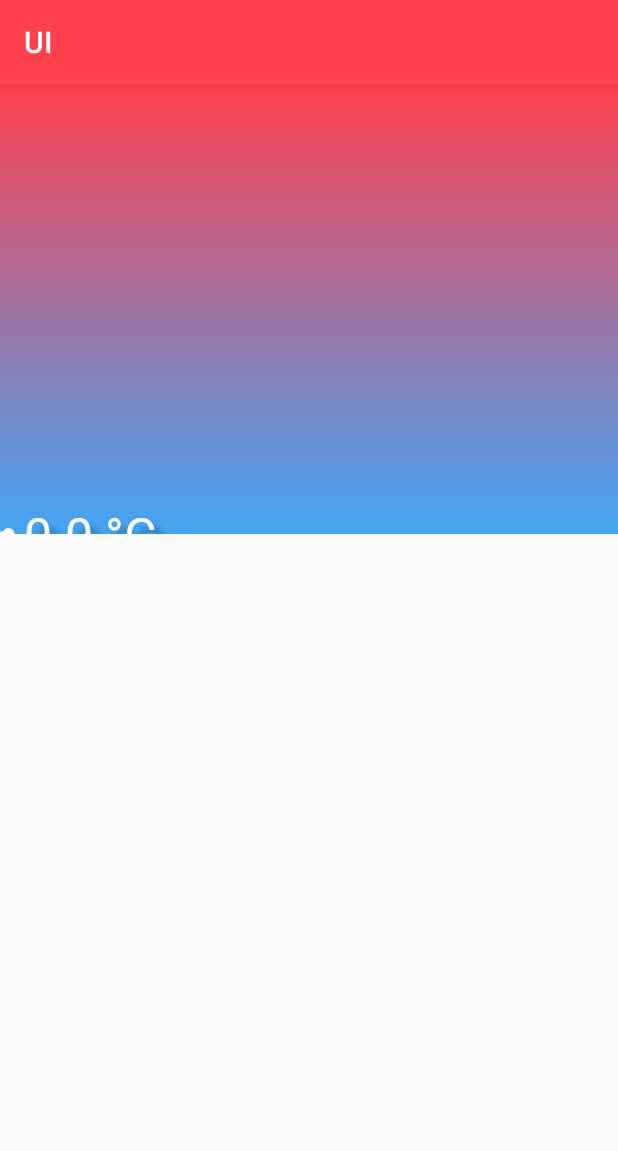
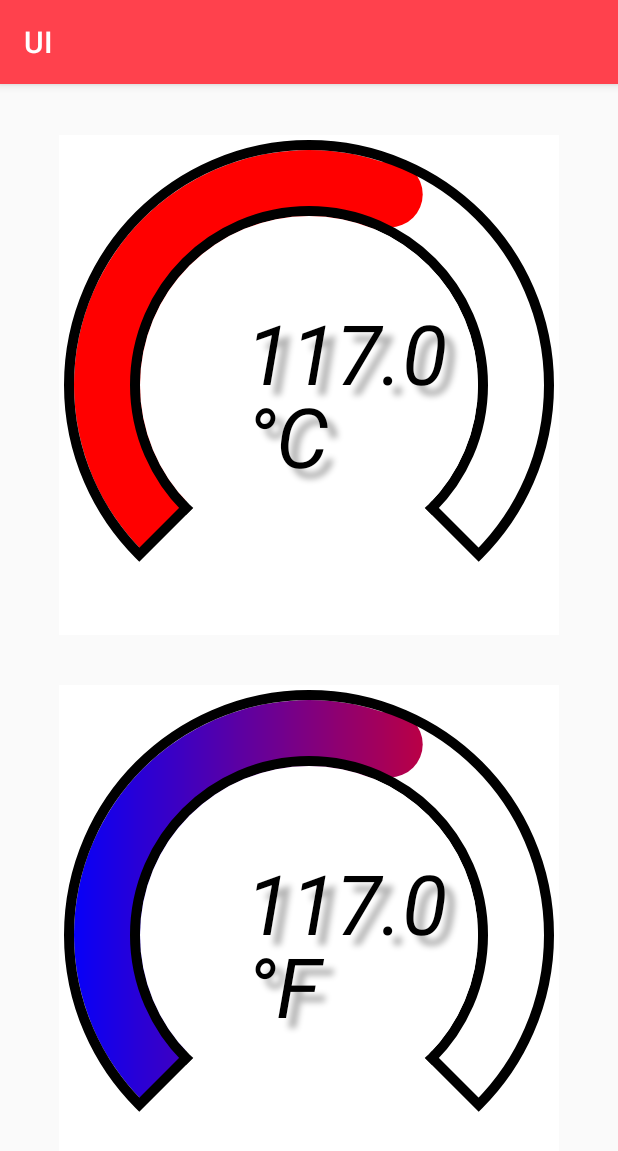
Before and after one commit to Electronica117/Android-UI, an Android app: the screen it shows after launch (MainActivity), on a phone screen of 412 x 824 dp. Shown: the top 1151 px of the screen. Run offline under Robolectric (Android 15) with nearby library versions, the phone set to English and light mode, and no system bars.

Commit message:
Indicador Circular
Error del color solucionado.

```diff
--- a/app/src/main/java/com/electroncia117/ui/MainActivity.java
+++ b/app/src/main/java/com/electroncia117/ui/MainActivity.java
@@ -5,12 +5,15 @@ import androidx.annotation.Nullable;
 import androidx.appcompat.app.AppCompatActivity;
 
 import android.content.Context;
+import android.graphics.Color;
 import android.os.Bundle;
 import android.util.AttributeSet;
 import android.view.View;
 import android.widget.Toast;
 
 import com.electroncia117.electronica117_ui.Grafica;
+import com.electroncia117.electronica117_ui.IndicadorCircular;
+import com.electroncia117.electronica117_ui.Termometro;
 
 import java.util.ArrayList;
 import java.util.List;
@@ -25,11 +28,30 @@ import static java.lang.Math.PI;
 
 public class MainActivity extends AppCompatActivity {
 
+    private IndicadorCircular indicador;
+    private IndicadorCircular indicador2;
+
+
     @Override
     protected void onCreate(Bundle savedInstanceState) {
         super.onCreate(savedInstanceState);
         setContentView(R.layout.activity_main);
 
+        indicador = findViewById(R.id.indicadorCircular);
+        indicador2 = findViewById(R.id.indicadorCircular2);
+
+        indicador.setMax(200);
+        indicador.setColor(Color.RED);
+        indicador.setValue(117);
+        indicador.setUnits("°C");
+
+        indicador2.setMax(200);
+        indicador2.setValue(117);
+        indicador2.setColorGradient_1(Color.BLUE);
+        indicador2.setColorGradient_2(Color.RED);
+        indicador2.gradientEnabled(true);
+        indicador2.setUnits("°F");
+
     }
 
 }
--- a/app/src/main/res/layout/activity_main.xml
+++ b/app/src/main/res/layout/activity_main.xml
@@ -11,12 +11,24 @@
     android:layout_height="match_parent"
     tools:context=".MainActivity">
 
-    <com.electroncia117.electronica117_ui.Grafica
-        android:id="@+id/grafica"
-        android:layout_width="match_parent"
-        android:layout_height="300dp"
+    <com.electroncia117.electronica117_ui.IndicadorCircular
+        android:id="@+id/indicadorCircular"
+        android:layout_width="500px"
+        android:layout_height="500px"
+        app:layout_constraintBottom_toTopOf="@+id/indicadorCircular2"
         app:layout_constraintEnd_toEndOf="parent"
+        app:layout_constraintHorizontal_bias="0.5"
         app:layout_constraintStart_toStartOf="parent"
         app:layout_constraintTop_toTopOf="parent" />
 
+    <com.electroncia117.electronica117_ui.IndicadorCircular
+        android:id="@+id/indicadorCircular2"
+        android:layout_width="500px"
+        android:layout_height="500px"
+        app:layout_constraintBottom_toBottomOf="parent"
+        app:layout_constraintEnd_toEndOf="parent"
+        app:layout_constraintHorizontal_bias="0.5"
+        app:layout_constraintStart_toStartOf="parent"
+        app:layout_constraintTop_toBottomOf="@+id/indicadorCircular" />
+
 </androidx.constraintlayout.widget.ConstraintLayout>
--- a/electronica117_UI/src/main/java/com/electroncia117/electronica117_ui/Grafica.java
+++ b/electronica117_UI/src/main/java/com/electroncia117/electronica117_ui/Grafica.java
@@ -139,7 +139,7 @@ public class Grafica extends View {
                     if (staticText){
                         canvas.drawText(redondear(myListOfValues.get(myListOfValues.size()-1)) + " " +text, 5, textSize+5,TexPaint);
                     }else{
-                        canvas.drawText(redondear(myListOfValues.get(myListOfValues.size()-1)) + " " +text, RedimX(t)+15, Height-RedimY(myListOfValues.get(myListOfValues.size()-1))+20,TexPaint);
+                        canvas.drawText(redondear(myListOfValues.get(myListOfValues.size()-1)) + " " +text, RedimX(t)+7, Height-RedimY(myListOfValues.get(myListOfValues.size()-1))+20,TexPaint);
                     }
                 }
                 canvas.drawPath(myPath, LinePaint);
--- a/electronica117_UI/src/main/java/com/electroncia117/electronica117_ui/IndicadorCircular.java
+++ b/electronica117_UI/src/main/java/com/electroncia117/electronica117_ui/IndicadorCircular.java
@@ -114,7 +114,7 @@ public class IndicadorCircular extends View {
         TextPaint.setShadowLayer(Constantes.desenfoque, Constantes.dx, Constantes.dy, Color.argb(Constantes.Alpha, 0, 0, 0));
         TextPaint.setTypeface(Typeface.create("Ari", Typeface.ITALIC));
 
-        IndicatorPaint.setColor(Color.BLACK);
+        IndicatorPaint.setColor(color);
         IndicatorPaint.setStyle(Paint.Style.FILL);
         IndicatorPaint.setStrokeWidth(3);
     }
```
